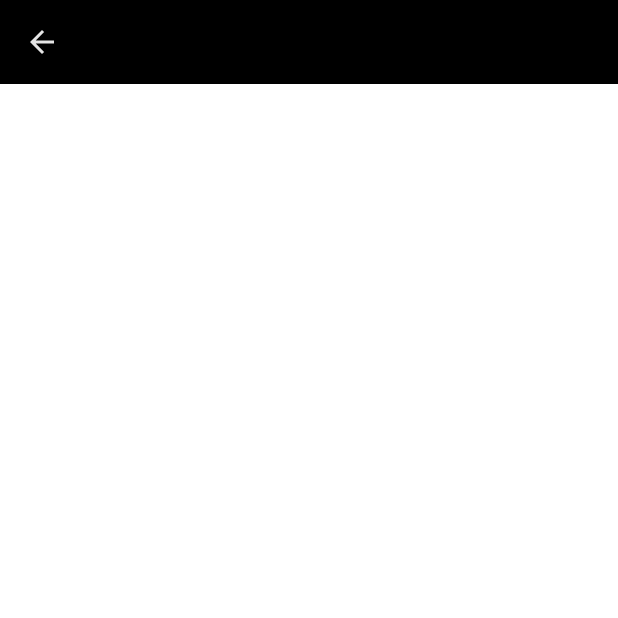
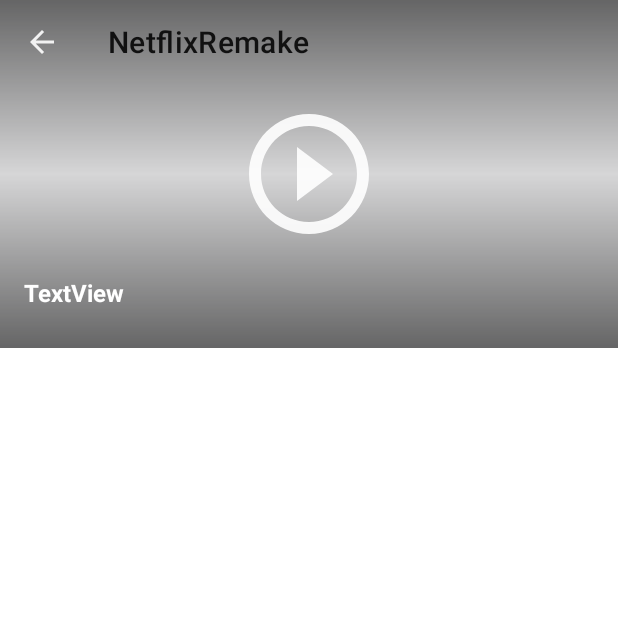
Before and after one commit to maxwellfarias/androidCourse, an Android app: the screen it shows after launch (MovieActivity), on a phone screen of 412 x 824 dp, the top half of it. Run offline under Robolectric (Android 15) with nearby library versions, the phone set to English and light mode, and no system bars; 1 statement that could not run was skipped.

Commit message:
Capa do Filme Com Sombras - aula concluida

```diff
--- a/NetflixRemake/app/src/main/java/com/example/netflixremake/MovieActivity.java
+++ b/NetflixRemake/app/src/main/java/com/example/netflixremake/MovieActivity.java
@@ -2,8 +2,13 @@
 
 import androidx.appcompat.app.AppCompatActivity;
 
+import android.graphics.drawable.Drawable;
+import android.graphics.drawable.LayerDrawable;
 import android.os.Bundle;
+import android.widget.ImageView;
+
 import androidx.appcompat.widget.Toolbar;
+import androidx.core.content.ContextCompat;
 
 public class MovieActivity extends AppCompatActivity {
 
@@ -25,5 +30,20 @@
             //Adiciona a seta para voltar
             getSupportActionBar().setHomeAsUpIndicator(R.drawable.ic_baseline_arrow_back_24);
         }
+
+        //Metodo para manipular um drawble, nao foi usado apenas o getDrawble pois o ContextCompat tem metodos com mais compatibilidade a dispositivos antigos
+        //Foi feito um cast para (LayerDrawable), pois o retorno do ContextCompat.getDrawable seria apenas um drawable
+        LayerDrawable drawable = (LayerDrawable) ContextCompat.getDrawable(this, R.drawable.shadows);
+
+        //Verifica se eh diferente de null para nao dar nullpointer no codigo
+        if (drawable != null) {
+            Drawable movieCover = ContextCompat.getDrawable(this, R.drawable.movie);
+
+            //Acessando o item das sombras e trocando a sua propriedade
+            drawable.setDrawableByLayerId(R.id.cover_drawable, movieCover);
+
+            //Acessa o ImageView do movieItem.xlm e troca a imagem de fundo.
+            ((ImageView) findViewById(R.id.image_view_cover)).setImageDrawable(drawable);
+        }
     }
 }
--- /dev/null
+++ b/NetflixRemake/app/src/main/res/drawable/ic_baseline_play_circle_outline_24.xml
@@ -0,0 +1,5 @@
+<vector android:alpha="0.9" android:height="24dp" android:tint="#FFFFFF"
+    android:viewportHeight="24" android:viewportWidth="24"
+    android:width="24dp" xmlns:android="http://schemas.android.com/apk/res/android">
+    <path android:fillColor="@android:color/white" android:pathData="M10,16.5l6,-4.5 -6,-4.5v9zM12,2C6.48,2 2,6.48 2,12s4.48,10 10,10 10,-4.48 10,-10S17.52,2 12,2zM12,20c-4.41,0 -8,-3.59 -8,-8s3.59,-8 8,-8 8,3.59 8,8 -3.59,8 -8,8z"/>
+</vector>
--- /dev/null
+++ b/NetflixRemake/app/src/main/res/drawable/shadows.xml
@@ -0,0 +1,17 @@
+<?xml version="1.0" encoding="utf-8"?>
+<layer-list xmlns:android="http://schemas.android.com/apk/res/android">
+    <item android:id="@+id/cover_drawable" android:drawable="@drawable/movie_4"/>
+    <item android:id="@+id/gradient_drawable">
+        <shape>
+            <gradient
+                android:angle="90"
+                android:endColor="#EF000000"
+                android:centerColor="#00000000"
+                android:startColor="#EF000000"
+
+                />
+
+
+        </shape>
+    </item>
+</layer-list>
--- a/NetflixRemake/app/src/main/res/layout/activity_movie.xml
+++ b/NetflixRemake/app/src/main/res/layout/activity_movie.xml
@@ -6,16 +6,53 @@
     android:layout_height="match_parent"
     tools:context=".MovieActivity">
 
+    <ImageView
+        android:id="@+id/image_view_cover_play"
+        android:layout_width="0dp"
+        android:layout_height="0dp"
+        android:scaleType="centerCrop"
+        android:src="@drawable/shadows"
+        app:layout_constraintDimensionRatio="16:9"
+        app:layout_constraintEnd_toEndOf="parent"
+        app:layout_constraintStart_toStartOf="parent"
+        app:layout_constraintTop_toTopOf="parent" />
+
     <!-- A tag ?attr/ busca recursos padroes do android ou dos meus recursos-->
     <androidx.appcompat.widget.Toolbar
         android:id="@+id/toolbar"
         android:layout_width="0dp"
         android:layout_height="wrap_content"
-        android:background="?attr/colorPrimary"
+        android:background="@android:color/transparent"
         android:minHeight="?attr/actionBarSize"
         android:theme="?attr/actionBarTheme"
         app:layout_constraintEnd_toEndOf="parent"
         app:layout_constraintStart_toStartOf="parent"
         app:layout_constraintTop_toTopOf="parent" />
 
+    <ImageView
+        android:layout_width="96dp"
+        android:layout_height="96dp"
+        app:layout_constraintStart_toStartOf="@id/image_view_cover_play"
+        app:layout_constraintEnd_toEndOf="@id/image_view_cover_play"
+        app:layout_constraintTop_toTopOf="@id/image_view_cover_play"
+        app:layout_constraintBottom_toBottomOf="@id/image_view_cover_play"
+        android:src="@drawable/ic_baseline_play_circle_outline_24"/>
+
+    <TextView
+        android:id="@+id/text_view_title_cover"
+        android:layout_width="wrap_content"
+        android:layout_height="wrap_content"
+        android:text="TextView"
+        android:textStyle="bold"
+        app:layout_constraintBottom_toBottomOf="@+id/image_view_cover_play"
+        app:layout_constraintStart_toStartOf="@id/image_view_cover_play"
+        android:layout_marginStart="16dp"
+        android:textSize="16sp"
+        android:layout_marginBottom="26dp"
+        android:textColor="@color/white"
+
+
+
+        />
+
 </androidx.constraintlayout.widget.ConstraintLayout>
```
